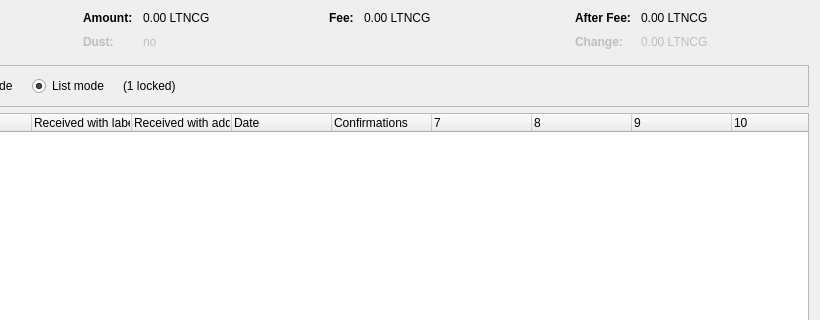
Old version of the form src/qt/forms/coincontroldialog.ui in the repository ToxicMotherLucker/ltnc; both pictures show x 180 to 1000 and y 0 to 320 of the 1000 by 500 pixel window.
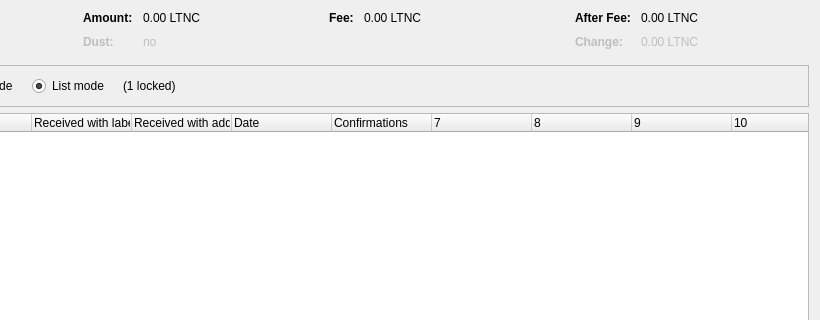
New version of the form. Custom widgets are drawn as their Qt base class.

What changed in the file:
```diff
--- a/src/qt/forms/coincontroldialog.ui
+++ b/src/qt/forms/coincontroldialog.ui
@@ -132,7 +132,7 @@
           <enum>Qt::ActionsContextMenu</enum>
          </property>
          <property name="text">
-          <string notr="true">0.00 LTNCG</string>
+          <string notr="true">0.00 LTNC</string>
          </property>
          <property name="textInteractionFlags">
           <set>Qt::LinksAccessibleByMouse|Qt::TextSelectableByKeyboard|Qt::TextSelectableByMouse</set>
@@ -212,7 +212,7 @@
           <enum>Qt::ActionsContextMenu</enum>
          </property>
          <property name="text">
-          <string notr="true">0.00 LTNCG</string>
+          <string notr="true">0.00 LTNC</string>
          </property>
          <property name="textInteractionFlags">
           <set>Qt::LinksAccessibleByMouse|Qt::TextSelectableByKeyboard|Qt::TextSelectableByMouse</set>
@@ -257,7 +257,7 @@
           <enum>Qt::ActionsContextMenu</enum>
          </property>
          <property name="text">
-          <string notr="true">0.00 LTNCG</string>
+          <string notr="true">0.00 LTNC</string>
          </property>
          <property name="textInteractionFlags">
           <set>Qt::LinksAccessibleByMouse|Qt::TextSelectableByKeyboard|Qt::TextSelectableByMouse</set>
@@ -292,7 +292,7 @@
           <enum>Qt::ActionsContextMenu</enum>
          </property>
          <property name="text">
-          <string notr="true">0.00 LTNCG</string>
+          <string notr="true">0.00 LTNC</string>
          </property>
          <property name="textInteractionFlags">
           <set>Qt::LinksAccessibleByMouse|Qt::TextSelectableByKeyboard|Qt::TextSelectableByMouse</set>
```
